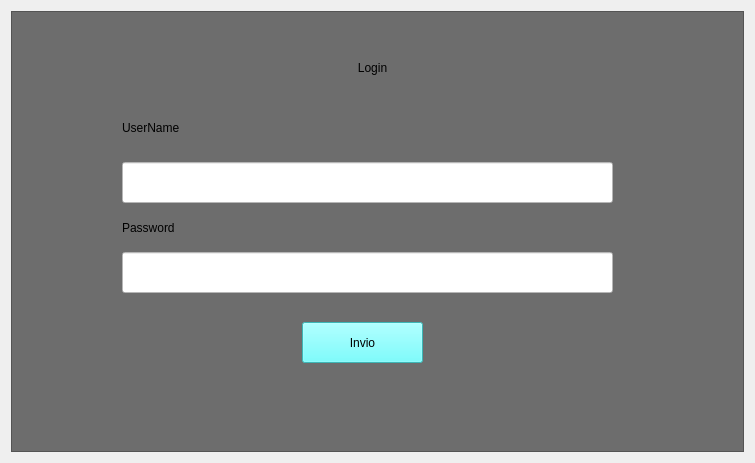
This is Login/VistaLogin/VistaUI/formLog.ui in Accout-Personal/PythonClient as Qt 5 draws it before an edit. The edited form follows.
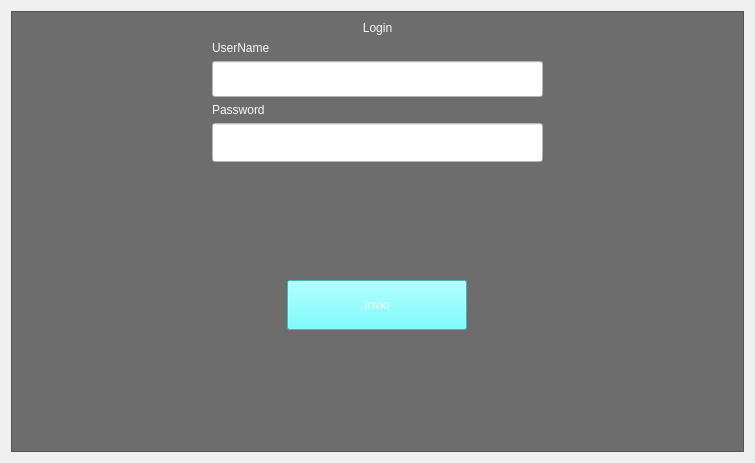
This is the edited form.

What changed in the file:
```diff
--- a/Login/VistaLogin/VistaUI/formLog.ui
+++ b/Login/VistaLogin/VistaUI/formLog.ui
@@ -34,33 +34,30 @@
         <height>443</height>
        </rect>
       </property>
-      <widget class="QPushButton" name="pushButton">
-       <property name="geometry">
-        <rect>
-         <x>290</x>
-         <y>310</y>
-         <width>121</width>
-         <height>41</height>
-        </rect>
+      <layout class="QVBoxLayout" name="verticalLayout">
+       <property name="leftMargin">
+        <number>200</number>
        </property>
-       <property name="styleSheet">
-        <string notr="true">background-color: rgb(85, 255, 255);</string>
+       <property name="rightMargin">
+        <number>200</number>
        </property>
-       <property name="text">
-        <string>Invio</string>
-       </property>
-      </widget>
+       <item alignment="Qt::AlignHCenter">
       <widget class="QLabel" name="label">
-       <property name="geometry">
-        <rect>
-         <x>180</x>
-         <y>30</y>
-         <width>361</width>
-         <height>51</height>
-        </rect>
+         <property name="sizePolicy">
+          <sizepolicy hsizetype="Fixed" vsizetype="Fixed">
+           <horstretch>0</horstretch>
+           <verstretch>0</verstretch>
+          </sizepolicy>
+         </property>
+         <property name="minimumSize">
+          <size>
+           <width>255</width>
+           <height>0</height>
+          </size>
        </property>
        <property name="styleSheet">
-        <string notr="true">font: 20pt &quot;Segoe MDL2 Assets&quot;;</string>
+          <string notr="true">font: 20pt &quot;Segoe MDL2 Assets&quot;;
+color: rgb(247, 247, 247);</string>
        </property>
        <property name="text">
         <string>Login</string>
@@ -69,85 +66,112 @@
         <set>Qt::AlignCenter</set>
        </property>
       </widget>
-      <widget class="QLineEdit" name="lineEdit">
-       <property name="geometry">
-        <rect>
-         <x>110</x>
-         <y>150</y>
-         <width>491</width>
-         <height>41</height>
-        </rect>
-       </property>
-       <property name="font">
-        <font>
-         <pointsize>20</pointsize>
-         <italic>true</italic>
-        </font>
-       </property>
-       <property name="styleSheet">
-        <string notr="true">background-color: rgb(255, 255, 255);</string>
-       </property>
-       <property name="text">
-        <string/>
-       </property>
-      </widget>
-      <widget class="QLineEdit" name="lineEdit_2">
-       <property name="geometry">
-        <rect>
-         <x>110</x>
-         <y>240</y>
-         <width>491</width>
-         <height>41</height>
-        </rect>
-       </property>
-       <property name="font">
-        <font>
-         <pointsize>20</pointsize>
-         <italic>true</italic>
-        </font>
-       </property>
-       <property name="styleSheet">
-        <string notr="true">background-color: rgb(255, 255, 255);</string>
-       </property>
-       <property name="text">
-        <string/>
-       </property>
-       <property name="echoMode">
-        <enum>QLineEdit::Password</enum>
-       </property>
-      </widget>
+       </item>
+       <item>
       <widget class="QLabel" name="label_2">
-       <property name="geometry">
-        <rect>
-         <x>110</x>
-         <y>100</y>
-         <width>391</width>
-         <height>31</height>
-        </rect>
+         <property name="sizePolicy">
+          <sizepolicy hsizetype="Fixed" vsizetype="Fixed">
+           <horstretch>0</horstretch>
+           <verstretch>0</verstretch>
+          </sizepolicy>
        </property>
        <property name="styleSheet">
-        <string notr="true">font: 20pt &quot;Segoe MDL2 Assets&quot;;</string>
+          <string notr="true">font: 20pt &quot;Segoe MDL2 Assets&quot;;
+color: rgb(247, 247, 247);</string>
        </property>
        <property name="text">
         <string>UserName</string>
        </property>
       </widget>
+       </item>
+       <item>
+        <widget class="QLineEdit" name="lineEdit">
+         <property name="sizePolicy">
+          <sizepolicy hsizetype="Preferred" vsizetype="Fixed">
+           <horstretch>0</horstretch>
+           <verstretch>0</verstretch>
+          </sizepolicy>
+         </property>
+         <property name="font">
+          <font>
+           <pointsize>18</pointsize>
+           <italic>false</italic>
+          </font>
+         </property>
+         <property name="styleSheet">
+          <string notr="true">background-color: rgb(255, 255, 255);</string>
+         </property>
+         <property name="text">
+          <string/>
+         </property>
+        </widget>
+       </item>
+       <item>
       <widget class="QLabel" name="label_3">
-       <property name="geometry">
-        <rect>
-         <x>110</x>
-         <y>200</y>
-         <width>391</width>
-         <height>31</height>
-        </rect>
+         <property name="sizePolicy">
+          <sizepolicy hsizetype="Fixed" vsizetype="Fixed">
+           <horstretch>0</horstretch>
+           <verstretch>0</verstretch>
+          </sizepolicy>
        </property>
        <property name="styleSheet">
-        <string notr="true">font: 20pt &quot;Segoe MDL2 Assets&quot;;</string>
+          <string notr="true">font: 20pt &quot;Segoe MDL2 Assets&quot;;
+color: rgb(247, 247, 247);</string>
        </property>
        <property name="text">
         <string>Password</string>
        </property>
       </widget>
+       </item>
+       <item>
+        <widget class="QLineEdit" name="lineEdit_2">
+         <property name="sizePolicy">
+          <sizepolicy hsizetype="Preferred" vsizetype="Fixed">
+           <horstretch>0</horstretch>
+           <verstretch>0</verstretch>
+          </sizepolicy>
+         </property>
+         <property name="font">
+          <font>
+           <pointsize>20</pointsize>
+           <italic>false</italic>
+          </font>
+         </property>
+         <property name="styleSheet">
+          <string notr="true">background-color: rgb(255, 255, 255);</string>
+         </property>
+         <property name="text">
+          <string/>
+         </property>
+         <property name="echoMode">
+          <enum>QLineEdit::Password</enum>
+         </property>
+        </widget>
+       </item>
+       <item alignment="Qt::AlignHCenter|Qt::AlignVCenter">
+        <widget class="QPushButton" name="pushButton">
+         <property name="sizePolicy">
+          <sizepolicy hsizetype="Fixed" vsizetype="Fixed">
+           <horstretch>0</horstretch>
+           <verstretch>0</verstretch>
+          </sizepolicy>
+         </property>
+         <property name="minimumSize">
+          <size>
+           <width>180</width>
+           <height>50</height>
+          </size>
+         </property>
+         <property name="styleSheet">
+          <string notr="true">background-color: rgb(85, 255, 255);
+color: rgb(247, 247, 247);</string>
+         </property>
+         <property name="text">
+          <string>Invio</string>
+         </property>
+        </widget>
+       </item>
+      </layout>
      </widget>
     </widget>
    </item>
```
Lines whose indentation alone changed are shown as unchanged.
